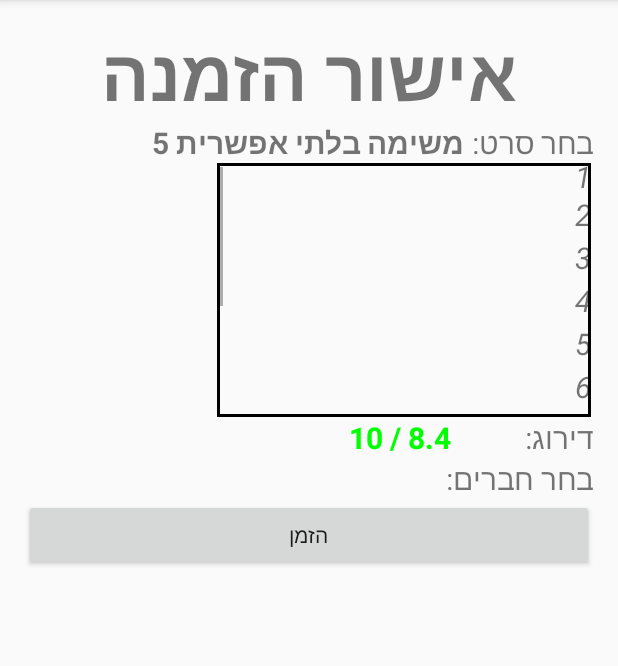
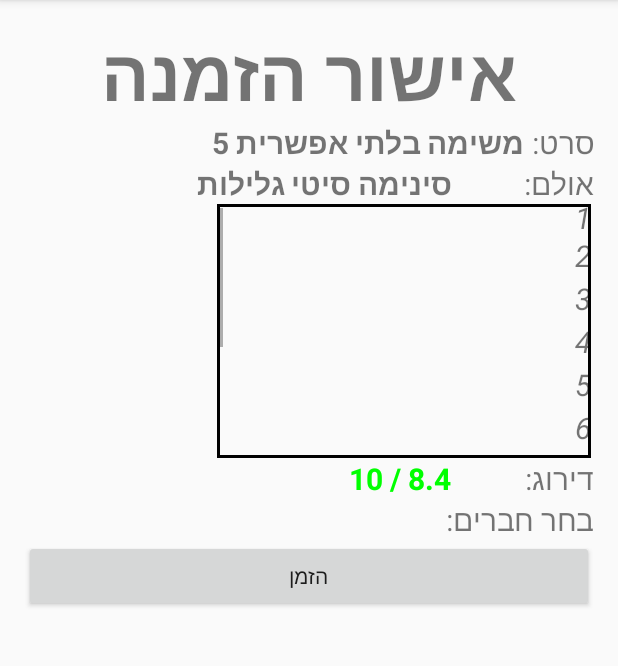
Before and after one commit to ilbargal/QuickMov-i-e, an Android app: the NavigationActivity screen opened directly, with no data from a screen before it, on a phone screen of 412 x 824 dp, the part 84-750 px from its top. Run offline under Robolectric (Android 15) with nearby library versions, the phone set to English and light mode, and no system bars.

```diff
--- a/app/src/main/java/com/finalandroidproject/quickmovie/Activities/LoginActivity.java
+++ b/app/src/main/java/com/finalandroidproject/quickmovie/Activities/LoginActivity.java
@@ -84,8 +84,6 @@ public class LoginActivity extends Activity {
         mProgressView = findViewById(R.id.login_progress);
 
 
-        // Tests
-        //List<Movie> Movies = MovieDAL.instance.getAllMovies(0,10,false);
     }
 
     private boolean mayRequestContacts() {
--- a/app/src/main/java/com/finalandroidproject/quickmovie/Activities/NavigationActivity.java
+++ b/app/src/main/java/com/finalandroidproject/quickmovie/Activities/NavigationActivity.java
@@ -18,7 +18,7 @@ import java.util.List;
 
 public class NavigationActivity extends Activity {
 
-    public InvitationCreateListener listener;
+    private SelectMovieFragment selectionMovieFragment;
 
     @Override
     protected void onCreate(Bundle savedInstanceState) {
@@ -29,8 +29,8 @@ public class NavigationActivity extends Activity {
         FragmentTransaction fragmentTransaction = fragmentManager.beginTransaction();
 
         Movie currMovie = (Movie) IntentHelper.getObjectForKey("movie");
-        Fragment currFragment = createSelectMovieNavigationFragment(currMovie, null);
-        fragmentTransaction.add(R.id.frgNavigationContainer, currFragment);
+        selectionMovieFragment = createSelectMovieNavigationFragment(currMovie, null);
+        fragmentTransaction.add(R.id.frgNavigationContainer, selectionMovieFragment);
         fragmentTransaction.commit();
     }
 
@@ -40,15 +40,4 @@ public class NavigationActivity extends Activity {
         fragment.currMovie = currMovie;
         return fragment;
     }
-
-    @Override
-    public void onBackPressed() {
-        Toast.makeText(getApplicationContext(), "Hi there", Toast.LENGTH_SHORT);
-        super.onBackPressed();
-
-    }
-
-    public interface InvitationCreateListener {
-        void onInvitationsCreated(Movie currMovie);
-    }
 }
--- a/app/src/main/java/com/finalandroidproject/quickmovie/Fragments/FriendFragment.java
+++ b/app/src/main/java/com/finalandroidproject/quickmovie/Fragments/FriendFragment.java
@@ -18,7 +18,7 @@ import android.widget.ListView;
 import android.widget.TextView;
 
 import com.finalandroidproject.quickmovie.Activities.NavigationActivity;
-import com.finalandroidproject.quickmovie.IntentHelper;
+import com.finalandroidproject.quickmovie.UsefulClasses.IntentHelper;
 import com.finalandroidproject.quickmovie.MainActivity;
 import com.finalandroidproject.quickmovie.Model.Cache;
 import com.finalandroidproject.quickmovie.Model.Friend;
@@ -114,7 +114,7 @@ public class FriendFragment extends ListFragment {
 
             // TODO: set friend image
             txtFriendName.setText(currFriend.getName());
-            btnInviteToMovie.setText("הזמן את "  + currFriend.getName() + "לסרט");
+            btnInviteToMovie.setText("הזמן את "  + currFriend.getName() + " לסרט");
             btnInviteToMovie.setOnClickListener(new View.OnClickListener() {
                 @Override
                 public void onClick(View v) {
--- a/app/src/main/java/com/finalandroidproject/quickmovie/Fragments/SelectMovieFragment.java
+++ b/app/src/main/java/com/finalandroidproject/quickmovie/Fragments/SelectMovieFragment.java
@@ -5,13 +5,16 @@ import android.content.res.ColorStateList;
 import android.graphics.Color;
 import android.os.Bundle;
 import android.text.method.ScrollingMovementMethod;
+import android.util.Log;
 import android.view.LayoutInflater;
 import android.view.View;
 import android.view.ViewGroup;
 import android.widget.Button;
 import android.widget.ImageView;
 import android.widget.TextView;
+import android.widget.Toast;
 
+import com.finalandroidproject.quickmovie.Activities.NavigationActivity;
 import com.finalandroidproject.quickmovie.UsefulClasses.DownloadImageTask;
 import com.finalandroidproject.quickmovie.UsefulClasses.IntentHelper;
 import com.finalandroidproject.quickmovie.Model.Friend;
@@ -27,6 +30,7 @@ public class SelectMovieFragment extends Fragment {
 
     public Movie currMovie;
     public List<Friend> friends;
+    public InvitationCreateListener listener;
 
     public SelectMovieFragment() {
         friends = new ArrayList<Friend>();
@@ -49,6 +53,12 @@ public class SelectMovieFragment extends Fragment {
 
     public void initalize(View currView) {
         //Movie myMovie = new MovieDAL().getMovieByName("bla bla");
+        listener = new InvitationCreateListener() {
+            @Override
+            public void onInvitationsCreated(Movie currMovie) {
+                Toast.makeText(getActivity(), "הזמנותיך עבור הסרט "  + currMovie.getName() + " נשלחו לחבריך", Toast.LENGTH_LONG).show();
+            }
+        };
         final List<Friend> friends = new ArrayList<Friend>();
         // For testing
         if (currMovie == null) {
@@ -59,6 +69,7 @@ public class SelectMovieFragment extends Fragment {
         TextView movieDescription = (TextView) currView.findViewById(R.id.selectionMovieDescription);
         ImageView movieImage = (ImageView) currView.findViewById(R.id.selectionMovieImage);
         TextView movieRating = (TextView) currView.findViewById(R.id.selectionMovieRating);
+        TextView movieSelectedCinema = (TextView) currView.findViewById(R.id.selectionMovieCinema);
 
         movieName.setText(currMovie.getName());
         movieDescription.setMovementMethod(new ScrollingMovementMethod());
@@ -67,6 +78,8 @@ public class SelectMovieFragment extends Fragment {
 
         movieRating.setText(String.valueOf(currMovie.getRating()) + " / 10");
         paintMovieByRating(movieRating, currMovie.getRating());
+        //movieSelectedCinema.setText(currMovie.getCinemas().get(1));
+        movieSelectedCinema.setText("סינימה סיטי גלילות");
 
         Button btnAddInvitation = (Button) currView.findViewById(R.id.btnCreateInvitation);
         btnAddInvitation.setOnClickListener(new View.OnClickListener() {
@@ -86,9 +99,8 @@ public class SelectMovieFragment extends Fragment {
 
                     // Save invitation
                 }
-
-
-                getActivity().onBackPressed();
+                getActivity().finish();
+                listener.onInvitationsCreated(currMovie);
             }
         });
     }
@@ -101,4 +113,8 @@ public class SelectMovieFragment extends Fragment {
         else
             textView.setTextColor(Color.RED);
     }
+
+    public interface InvitationCreateListener {
+        void onInvitationsCreated(Movie currMovie);
+    }
 }
--- a/app/src/main/java/com/finalandroidproject/quickmovie/MainActivity.java
+++ b/app/src/main/java/com/finalandroidproject/quickmovie/MainActivity.java
@@ -10,11 +10,15 @@ import android.support.v4.view.ViewPager;
 import android.os.Bundle;
 import android.view.Menu;
 import android.view.MenuItem;
+import android.widget.Toast;
 
+import com.finalandroidproject.quickmovie.Activities.NavigationActivity;
 import com.finalandroidproject.quickmovie.Fragments.ContactsFragment;
 import com.finalandroidproject.quickmovie.Fragments.FriendFragment;
 import com.finalandroidproject.quickmovie.Fragments.InvitationFragment;
 import com.finalandroidproject.quickmovie.Fragments.MovieFragment;
+import com.finalandroidproject.quickmovie.Fragments.SelectMovieFragment;
+import com.finalandroidproject.quickmovie.Model.Movie;
 
 public class MainActivity extends Activity implements ActionBar.TabListener {
 
@@ -95,7 +99,6 @@ public class MainActivity extends Activity implements ActionBar.TabListener {
     public void onTabReselected(ActionBar.Tab tab, FragmentTransaction fragmentTransaction) {
     }
 
-
     /**
      * A {@link FragmentPagerAdapter} that returns a fragment corresponding to
      * one of the sections/tabs/pages.
--- a/app/src/main/res/layout/fragment_select_movie.xml
+++ b/app/src/main/res/layout/fragment_select_movie.xml
@@ -23,7 +23,7 @@
             android:layout_height="wrap_content"
             android:textSize="20dp"
             android:layout_weight="3"
-            android:text="בחר סרט: "/>
+            android:text="סרט: "/>
         <TextView
             android:layout_width="fill_parent"
             android:layout_height="wrap_content"
@@ -32,6 +32,25 @@
             android:layout_weight="1"
             android:textStyle="bold"
             android:id="@+id/lstMovies" />
+    </LinearLayout>
+    <LinearLayout
+        android:layout_width="fill_parent"
+        android:layout_height="wrap_content"
+        android:orientation="horizontal">
+        <TextView
+            android:layout_width="fill_parent"
+            android:layout_height="wrap_content"
+            android:textSize="20dp"
+            android:layout_weight="3"
+            android:text="אולם: "/>
+        <TextView
+            android:layout_width="fill_parent"
+            android:layout_height="wrap_content"
+            android:text="תתחלף"
+            android:textSize="20dp"
+            android:layout_weight="1"
+            android:textStyle="bold"
+            android:id="@+id/selectionMovieCinema" />
     </LinearLayout>
     <LinearLayout
         android:layout_width="fill_parent"
```
